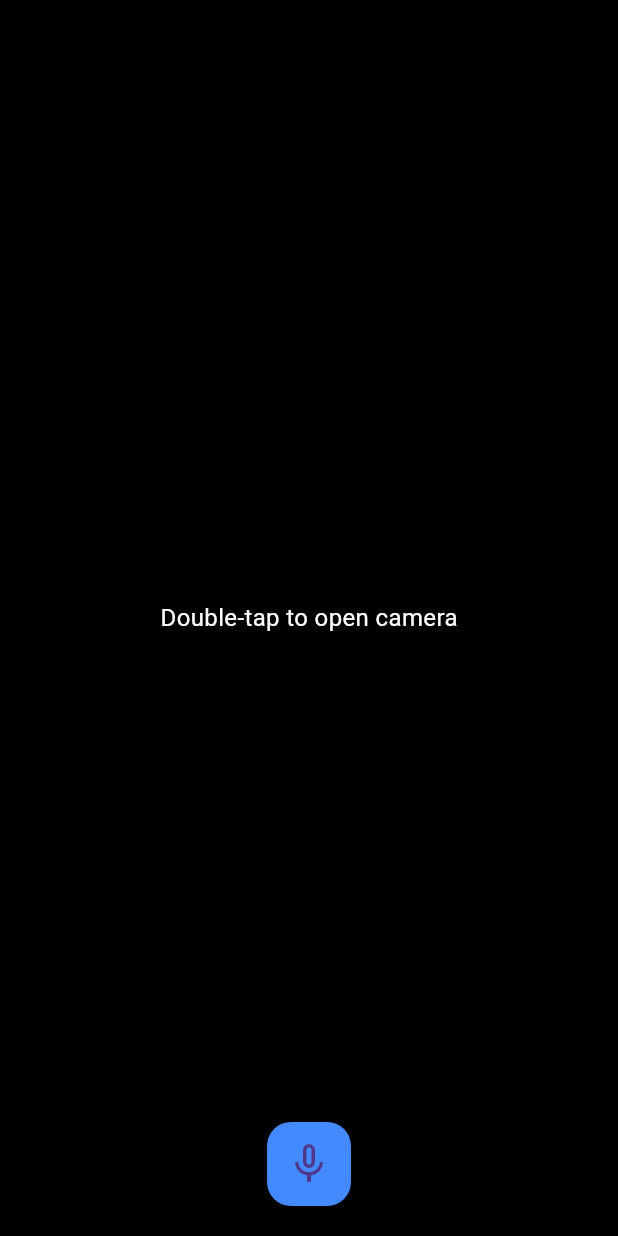
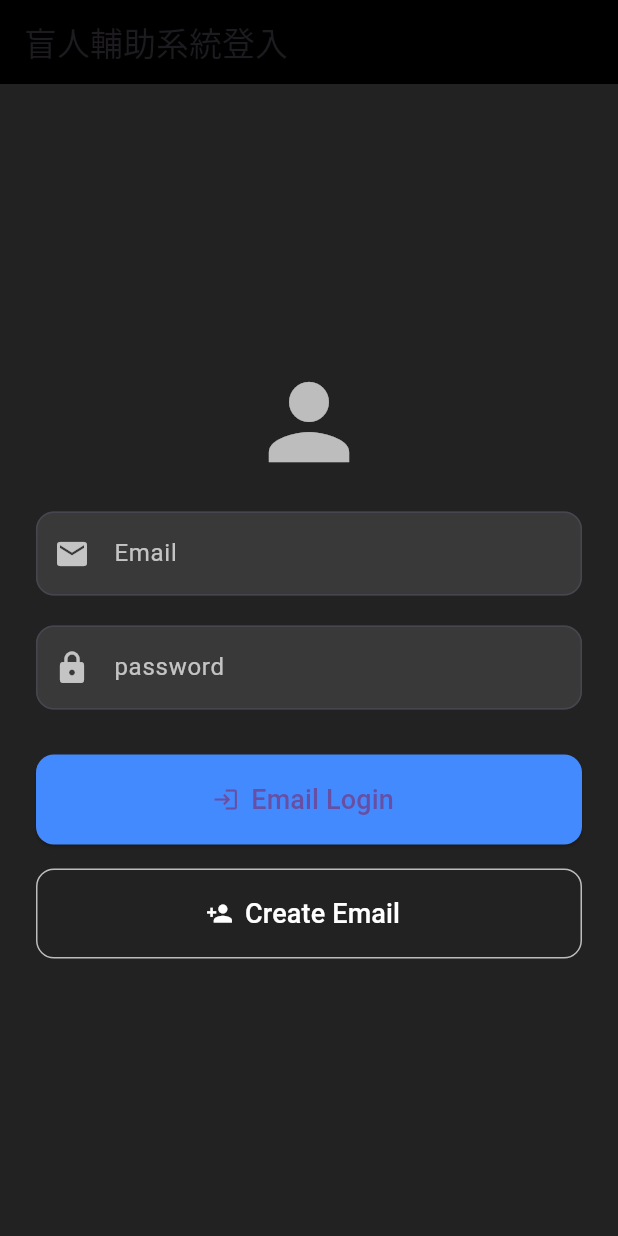
Before and after one commit to Raiden1121/blind_assist_app, a Flutter app: the screen it shows after launch, on a phone screen of 412 x 824 dp. Run offline on Flutter 3.47's test engine with Material 3 defaults, Android fonts, the phone set to English and light mode, and no system bars; our stand-ins replace camera, cloud_firestore, firebase_auth, firebase_core, flutter_tts, location and 1 more; accounts and stored records are empty.

Commit message:
add Email Login Function

```diff
--- a/lib/main.dart
+++ b/lib/main.dart
@@ -1,31 +1,69 @@
+// =======================================================
+// main.dart
+// 這是 Blind Assist App 的主入口檔案
+// 功能：
+// 1️⃣ 初始化 Firebase
+// 2️⃣ 根據是否登入決定顯示 LoginPage 或 AssistHomePage
+// 3️⃣ AssistHomePage：主頁面（包含相機影像、語音輸入、語音播報）
+// =======================================================
+
 import 'package:flutter/material.dart';
 import 'package:firebase_core/firebase_core.dart';
+import 'package:firebase_auth/firebase_auth.dart';
 import 'package:cloud_firestore/cloud_firestore.dart';
 
-import 'package:blind_assist_app/widgets/camera_view.dart';
-import 'package:blind_assist_app/widgets/voice_input.dart';
-import 'package:blind_assist_app/widgets/speech_player.dart';
-import 'package:blind_assist_app/services/mcp_service.dart';
+import 'firebase_options.dart'; // ← flutterfire configure 產生的檔案，用於初始化 Firebase
+import 'package:blind_assist_app/widgets/camera_view.dart'; // 相機畫面
+import 'package:blind_assist_app/widgets/voice_input.dart'; // 語音輸入按鈕
+import 'package:blind_assist_app/widgets/speech_player.dart'; // 語音播放工具
+import 'package:blind_assist_app/services/mcp_service.dart'; // MCP 後端 API 呼叫
+import 'package:blind_assist_app/widgets/login_page.dart'; // 登入／註冊畫面
 
 void main() async {
+  // 確保 Flutter 綁定初始化（執行 async 前必需）
   WidgetsFlutterBinding.ensureInitialized();
-  await Firebase.initializeApp();
+
+  // 初始化 Firebase
+  await Firebase.initializeApp(
+    options: DefaultFirebaseOptions.currentPlatform,
+  );
+
+  // 啟動 Flutter 應用
   runApp(const BlindAssistApp());
 }
 
+/// Flutter 應用主體
 class BlindAssistApp extends StatelessWidget {
   const BlindAssistApp({Key? key}) : super(key: key);
 
   @override
   Widget build(BuildContext context) {
     return MaterialApp(
-      title: 'Blind Assist App',
-      home: const AssistHomePage(),
-      debugShowCheckedModeBanner: false,
+      title: 'Blind Assist App', // 應用程式標題
+      debugShowCheckedModeBanner: false, // 移除 debug 標記
+      home: StreamBuilder<User?>(
+        // 監聽 Firebase 登入狀態
+        stream: FirebaseAuth.instance.authStateChanges(),
+        builder: (context, snapshot) {
+          // 🔄 Firebase 初始化中 → 顯示 loading spinner
+          if (snapshot.connectionState == ConnectionState.waiting) {
+            return const Scaffold(
+              body: Center(child: CircularProgressIndicator()),
+            );
+          }
+          // ✅ 已登入 → 顯示 AssistHomePage
+          if (snapshot.hasData) {
+            return const AssistHomePage();
+          }
+          // ❌ 未登入 → 顯示 LoginPage
+          return const LoginPage();
+        },
+      ),
     );
   }
 }
 
+/// 應用的主畫面
 class AssistHomePage extends StatefulWidget {
   const AssistHomePage({Key? key}) : super(key: key);
 
@@ -34,24 +72,27 @@ class AssistHomePage extends StatefulWidget {
 }
 
 class _AssistHomePageState extends State<AssistHomePage> {
+  // 建立語音播放工具
   final SpeechPlayer speechPlayer = SpeechPlayer();
 
   @override
   void initState() {
     super.initState();
-    Future.delayed(Duration.zero, () async {
-      // ✅ 播放啟動語音
+
+    // 初始化後執行
+    Future.microtask(() async {
+      // 播放啟動語音提示
       await speechPlayer.speak("System started. Monitoring the environment.");
 
-      // ✅ 寫入 Firestore
+      // （示範用）寫入一筆資料到 Firestore
       try {
         await FirebaseFirestore.instance.collection('testCollection').add({
           'timestamp': DateTime.now(),
           'message': 'Hello from Flutter',
         });
-        print("✅ Successfully added to Firestore");
+        print("✅ Added to Firestore");
       } catch (e) {
-        print("🔥 Failed to add to Firestore: $e");
+        print("🔥 Firestore write failed: $e");
       }
     });
   }
@@ -59,17 +100,26 @@ class _AssistHomePageState extends State<AssistHomePage> {
   @override
   Widget build(BuildContext context) {
     return Scaffold(
+      appBar: AppBar(
+        title: const Text('Blind Assist'),
+        actions: [
+          IconButton(
+            icon: const Icon(Icons.logout),
+            onPressed: () async {
+              // 登出 Firebase
+              await FirebaseAuth.instance.signOut();
+            },
+          ),
+        ],
+      ),
       body: Stack(
         children: [
-          const CameraView(),
+          const CameraView(), // 相機畫面
           Align(
             alignment: Alignment.bottomCenter,
             child: VoiceInput(
               onResult: (String text) async {
-                print('🎙 Recognized: $text');
-                ScaffoldMessenger.of(context).showSnackBar(
-                  SnackBar(content: Text('你說：$text')),
-                );
+                // 當語音輸入完成後，處理指令
                 await MCPService.handleUserCommand(text);
               },
             ),
--- /dev/null
+++ b/lib/services/auth_service.dart
@@ -0,0 +1,84 @@
+// =======================================================
+// auth_service.dart
+// ✅ 功能說明：
+// 1️⃣ 提供 Firebase Authentication 的帳號操作封裝
+// 2️⃣ ✅ Email/密碼 註冊 & 登入
+// 3️⃣ ✅ 登出功能
+// 4️⃣ ❌ Google / Apple 登入 → 已註解（暫不啟用）
+// =======================================================
+
+import 'package:firebase_auth/firebase_auth.dart';
+// import 'package:google_sign_in/google_sign_in.dart'; // ✅ 註解掉 Google Sign-in
+// import 'package:sign_in_with_apple/sign_in_with_apple.dart'; // ✅ 註解掉 Apple Sign-in
+
+class AuthService {
+  static final FirebaseAuth _auth = FirebaseAuth.instance; // Firebase Auth 實例
+  // static final GoogleSignIn _googleSignIn = GoogleSignIn(); // ✅ 註解掉 Google Sign-in 實例
+
+  /// 🔄 監聽使用者登入狀態變化
+  static Stream<User?> get authStateChanges => _auth.authStateChanges();
+
+  /// ✅ Email/Password 註冊新帳號
+  /// [email] 使用者 Email
+  /// [password] 使用者密碼
+  /// 回傳：UserCredential（登入憑證）
+  static Future<UserCredential> signUp({
+    required String email,
+    required String password,
+  }) {
+    return _auth.createUserWithEmailAndPassword(
+        email: email, password: password);
+  }
+
+  /// ✅ Email/Password 登入
+  /// [email] 使用者 Email
+  /// [password] 使用者密碼
+  /// 回傳：UserCredential（登入憑證）
+  static Future<UserCredential> signIn({
+    required String email,
+    required String password,
+  }) {
+    return _auth.signInWithEmailAndPassword(email: email, password: password);
+  }
+
+  /*
+  // ❌ Google 登入功能（已註解，不使用）
+  static Future<UserCredential> signInWithGoogle() async {
+    final googleUser = await _googleSignIn.signIn();
+    if (googleUser == null) {
+      throw FirebaseAuthException(
+        code: 'ERROR_ABORTED_BY_USER',
+        message: '使用者取消了 Google 登入',
+      );
+    }
+    final googleAuth = await googleUser.authentication;
+    final credential = GoogleAuthProvider.credential(
+      accessToken: googleAuth.accessToken,
+      idToken: googleAuth.idToken,
+    );
+    return _auth.signInWithCredential(credential);
+  }
+
+  // ❌ Apple 登入功能（已註解，不使用）
+  static Future<UserCredential> signInWithApple() async {
+    final appleCred = await SignInWithApple.getAppleIDCredential(
+      scopes: [
+        AppleIDAuthorizationScopes.email,
+        AppleIDAuthorizationScopes.fullName
+      ],
+    );
+    final oauthCred = OAuthProvider('apple.com').credential(
+      idToken: appleCred.identityToken,
+      accessToken: appleCred.authorizationCode,
+    );
+    return _auth.signInWithCredential(oauthCred);
+  }
+  */
+
+  /// ✅ 登出功能
+  /// （因未使用 Google sign-in → 無需另外登出 Google）
+  static Future<void> signOut() async {
+    // await _googleSignIn.signOut().catchError((_) {}); // ✅ 註解掉 Google signOut
+    await _auth.signOut(); // 登出 Firebase
+  }
+}
--- a/lib/services/mcp_service.dart
+++ b/lib/services/mcp_service.dart
@@ -1,3 +1,11 @@
+// =======================================================
+// mcp_service.dart
+// ✅ 功能說明：
+// 1️⃣ 封裝與 MCP API 的 HTTP 呼叫（含 retry / timeout 機制）
+// 2️⃣ analyzeCameraFrame：送出影像 → 後端辨識 → 播語音
+// 3️⃣ handleUserCommand：送出指令 + 定位 → 後端導航 → 播語音
+// =======================================================
+
 import 'package:http/http.dart' as http;
 import 'dart:convert';
 import 'dart:async';
@@ -6,43 +14,54 @@ import 'package:camera/camera.dart';
 import 'package:blind_assist_app/widgets/speech_player.dart';
 
 class MCPService {
-  static const String apiBase = " ";
-  static final SpeechPlayer speechPlayer = SpeechPlayer();
-  static final Location location = Location();
-  static const int timeoutSeconds = 10;
-  static const int maxRetries = 3;
+  static const String apiBase = " "; // MCP API 基本 URL (⚠️ 請填入實際網址)
+  static final SpeechPlayer speechPlayer = SpeechPlayer(); // 語音播放工具
+  static final Location location = Location(); // 取得使用者定位
+  static const int timeoutSeconds = 10; // 每次 API 呼叫 timeout 秒數
+  static const int maxRetries = 3; // 最多重試次數
 
+  /// 1️⃣ HTTP POST + Retry 機制
+  /// [endpoint]：API 路徑（ex: "/capture_and_analyze_scene"）
+  /// [body]：要傳送的 JSON 資料
+  /// 回傳：Map 格式的 JSON 或 null
   static Future<Map<String, dynamic>?> postWithRetry(
       String endpoint, Map<String, dynamic> body) async {
     int attempt = 0;
     while (attempt < maxRetries) {
       try {
+        // 發送 HTTP POST 請求
         final response = await http
             .post(
-              Uri.parse('$apiBase$endpoint'),
-              headers: {"Content-Type": "application/json"},
-              body: jsonEncode(body),
+              Uri.parse('$apiBase$endpoint'), // 合併 URL
+              headers: {"Content-Type": "application/json"}, // JSON header
+              body: jsonEncode(body), // 編碼 JSON
             )
-            .timeout(Duration(seconds: timeoutSeconds));
+            .timeout(Duration(seconds: timeoutSeconds)); // 設定 timeout
 
         if (response.statusCode == 200) {
+          // ✅ 成功 → 回傳 JSON Map
           return jsonDecode(response.body);
         } else {
           print('Server error: ${response.statusCode}');
           return null;
         }
       } on TimeoutException catch (_) {
+        // ⚠️ 超時 → 重試
         attempt++;
         print('Timeout. Retrying ($attempt/$maxRetries)...');
       } catch (e) {
+        // ⚠️ 其他錯誤 → 重試
         attempt++;
         print('Error: $e. Retrying ($attempt/$maxRetries)...');
       }
     }
+    // ⚠️ 全部重試失敗 → 播放語音錯誤提示
     await speechPlayer.speak("Network error. Please try again later.");
     return null;
   }
 
+  /// 2️⃣ analyzeCameraFrame
+  /// 功能：將相機影像送到 API 分析 → 播放後端回傳的語音內容
   static Future<void> analyzeCameraFrame(CameraImage image) async {
     var response = await postWithRetry("/capture_and_analyze_scene", {});
     if (response != null && response['speech'] != null) {
@@ -50,10 +69,12 @@ class MCPService {
     }
   }
 
+  /// 3️⃣ handleUserCommand
+  /// 功能：將指令 & 定位送到 API → 播放後端回傳的語音導航
   static Future<void> handleUserCommand(String command) async {
-    var locData = await location.getLocation();
+    var locData = await location.getLocation(); // 取得 GPS 位置
     var response = await postWithRetry("/navigate_to_location", {
-      "destination": command,
+      "destination": command, // 目的地（使用者語音輸入）
       "user_location": {
         "lat": locData.latitude,
         "lng": locData.longitude,
--- /dev/null
+++ b/lib/widgets/login_page.dart
@@ -0,0 +1,163 @@
+// =======================================================
+// login_page.dart
+// 此檔案實作「登入／註冊畫面」
+// ✅ 功能：
+// 1️⃣ 使用 Email / 密碼登入 Firebase
+// 2️⃣ 使用 Email / 密碼註冊新帳號
+// 3️⃣ 顯示登入／註冊過程的錯誤與 loading 狀態
+// =======================================================
+
+import 'package:flutter/material.dart';
+import 'package:blind_assist_app/services/auth_service.dart'; // 認證服務（自定義 AuthService）
+
+class LoginPage extends StatefulWidget {
+  const LoginPage({Key? key}) : super(key: key);
+
+  @override
+  State<LoginPage> createState() => _LoginPageState();
+}
+
+class _LoginPageState extends State<LoginPage> {
+  final _emailCtrl = TextEditingController(); // Email 輸入控制器
+  final _pwdCtrl = TextEditingController(); // 密碼輸入控制器
+  bool _loading = false; // 是否正在處理（登入／註冊中）
+  String? _error; // 儲存錯誤訊息
+
+  /// 提交表單
+  /// [signUp]：若為 true 則執行註冊，否則執行登入
+  Future<void> _submit({required bool signUp}) async {
+    setState(() {
+      _loading = true; // 顯示 loading spinner
+      _error = null; // 清空之前的錯誤
+    });
+    try {
+      if (signUp) {
+        // ✅ 註冊帳號
+        await AuthService.signUp(
+          email: _emailCtrl.text.trim(),
+          password: _pwdCtrl.text.trim(),
+        );
+      } else {
+        // ✅ 登入帳號
+        await AuthService.signIn(
+          email: _emailCtrl.text.trim(),
+          password: _pwdCtrl.text.trim(),
+        );
+      }
+    } catch (e) {
+      // 捕捉錯誤 → 顯示錯誤訊息
+      setState(() => _error = e.toString());
+    } finally {
+      setState(() => _loading = false); // 處理完畢
+    }
+  }
+
+  @override
+  Widget build(BuildContext context) {
+    return Scaffold(
+      backgroundColor: Colors.black87, // ✅ 整體背景：深色
+      appBar: AppBar(
+        title: const Text('盲人輔助系統登入'), // App 標題
+        backgroundColor: Colors.black,
+      ),
+      body: Padding(
+        padding: const EdgeInsets.all(24),
+        child: Center(
+          child: SingleChildScrollView(
+            child: Column(
+              children: [
+                // 頭像圖示
+                Icon(Icons.person, size: 80, color: Colors.white70),
+                const SizedBox(height: 20),
+                // Email 輸入框
+                TextField(
+                  controller: _emailCtrl,
+                  style: const TextStyle(color: Colors.white),
+                  decoration: InputDecoration(
+                    filled: true,
+                    fillColor: Colors.white10,
+                    prefixIcon: const Icon(Icons.email, color: Colors.white70),
+                    labelText: 'Email',
+                    labelStyle: const TextStyle(color: Colors.white70),
+                    border: OutlineInputBorder(
+                      borderRadius: BorderRadius.circular(12),
+                    ),
+                  ),
+                ),
+                const SizedBox(height: 20),
+                // 密碼輸入框
+                TextField(
+                  controller: _pwdCtrl,
+                  obscureText: true, // 密碼隱藏
+                  style: const TextStyle(color: Colors.white),
+                  decoration: InputDecoration(
+                    filled: true,
+                    fillColor: Colors.white10,
+                    prefixIcon: const Icon(Icons.lock, color: Colors.white70),
+                    labelText: 'password',
+                    labelStyle: const TextStyle(color: Colors.white70),
+                    border: OutlineInputBorder(
+                      borderRadius: BorderRadius.circular(12),
+                    ),
+                  ),
+                ),
+                if (_error != null) ...[
+                  const SizedBox(height: 12),
+                  // 錯誤訊息
+                  Text(
+                    _error!,
+                    style:
+                        const TextStyle(color: Colors.redAccent, fontSize: 14),
+                  ),
+                ],
+                const SizedBox(height: 30),
+                // 若正在處理 → 顯示 loading spinner
+                _loading
+                    ? const CircularProgressIndicator(color: Colors.white)
+                    : Column(
+                        children: [
+                          // 登入按鈕
+                          ElevatedButton.icon(
+                            onPressed: () => _submit(signUp: false),
+                            icon: const Icon(Icons.login),
+                            label: const Text(
+                              'Email Login',
+                              style: TextStyle(fontSize: 18),
+                            ),
+                            style: ElevatedButton.styleFrom(
+                              backgroundColor: Colors.blueAccent,
+                              minimumSize: const Size(double.infinity, 60),
+                              shape: RoundedRectangleBorder(
+                                borderRadius: BorderRadius.circular(12),
+                              ),
+                            ),
+                          ),
+                          const SizedBox(height: 16),
+                          // 註冊按鈕
+                          OutlinedButton.icon(
+                            onPressed: () => _submit(signUp: true),
+                            icon: const Icon(Icons.person_add,
+                                color: Colors.white),
+                            label: const Text(
+                              'Create Email',
+                              style:
+                                  TextStyle(fontSize: 18, color: Colors.white),
+                            ),
+                            style: OutlinedButton.styleFrom(
+                              side: const BorderSide(color: Colors.white70),
+                              minimumSize: const Size(double.infinity, 60),
+                              shape: RoundedRectangleBorder(
+                                borderRadius: BorderRadius.circular(12),
+                              ),
+                            ),
+                          ),
+                        ],
+                      ),
+              ],
+            ),
+          ),
+        ),
+      ),
+    );
+  }
+}
--- a/lib/widgets/voice_input.dart
+++ b/lib/widgets/voice_input.dart
@@ -1,10 +1,20 @@
+// =======================================================
+// voice_input.dart
+// 此檔案實作「語音輸入元件」
+// ✅ 功能：
+// 1️⃣ 持續背景偵聽「喚醒字」（wake word，例如 "hey assistant"）
+// 2️⃣ 被喚醒後 → 進入「語音指令」模式
+// 3️⃣ 也可透過「長按」進入語音錄音（PTT 模式）
+// 4️⃣ 將語音結果傳給外部 callback（onResult）
+// =======================================================
+
 import 'package:flutter/material.dart';
 import 'package:speech_to_text/speech_to_text.dart' as stt;
 import 'package:speech_to_text/speech_recognition_result.dart';
 import 'package:blind_assist_app/widgets/speech_player.dart';
 
 class VoiceInput extends StatefulWidget {
-  final Function(String) onResult;
+  final Function(String) onResult; // callback：當有語音輸入結果時回傳
   const VoiceInput({Key? key, required this.onResult}) : super(key: key);
 
   @override
@@ -12,55 +22,58 @@ class VoiceInput extends StatefulWidget {
 }
 
 class _VoiceInputState extends State<VoiceInput> {
-  late stt.SpeechToText _speech;
-  final SpeechPlayer _speechPlayer = SpeechPlayer();
+  late stt.SpeechToText _speech; // 語音辨識實例
+  final SpeechPlayer _speechPlayer = SpeechPlayer(); // 語音播報工具
 
   bool _isListening = false; // 是否正在錄音（PTT 或命令模式）
-  bool _awake = false; // 喚醒字已觸發，正在命令偵聽
-  final String wakeWord = "hey assistant";
+  bool _awake = false; // 是否已被喚醒（偵測到 wake word）
+  final String wakeWord = "hey assistant"; // 設定喚醒字
 
   @override
   void initState() {
     super.initState();
-    _speech = stt.SpeechToText();
-    _initWakeWordListening(); // 一進來就啟動背景喚醒字偵聽
+    _speech = stt.SpeechToText(); // 建立語音辨識實例
+    _initWakeWordListening(); // 一進入頁面就啟動「背景喚醒字偵聽」
   }
 
-  /// 1. 背景持續偵聽「wake word」
+  /// 1️⃣ 持續背景偵聽「wake word」
   void _initWakeWordListening() async {
     bool available = await _speech.initialize(
       onStatus: (status) {
-        // 當 listen 完成（如因為 stop()），且不在錄音或命令模式，就自動重啟
+        // 當偵聽結束（status == done），且目前沒有錄音／命令 → 重新啟動背景偵聽
         if (status == 'done' && !_isListening && !_awake) {
           _initWakeWordListening();
         }
       },
       onError: (err) {
-        // 初始化或偵聽錯誤時可以在此處 log
+        // 👉 這裡可以印出 log 或處理錯誤
       },
     );
     if (!available) return;
+
+    // 開始背景聽寫（partialResults: true → 持續更新文字）
     _speech.listen(
-      onResult: _onWakeResult,
+      onResult: _onWakeResult, // 當有語音結果時處理
       partialResults: true,
       listenMode: stt.ListenMode.dictation,
-      localeId: 'en_US',
+      localeId: 'en_US', // 語系：美式英文
       cancelOnError: true,
     );
   }
 
-  /// 2. 處理背景偵聽結果，若抓到 wake word 就喚醒
+  /// 2️⃣ 處理背景偵聽結果
+  /// 👉 如果偵測到 wake word → 進入「喚醒狀態」
   void _onWakeResult(SpeechRecognitionResult result) {
     final text = result.recognizedWords.toLowerCase();
     if (!_awake && text.contains(wakeWord)) {
       _awake = true;
-      _speech.stop(); // 停掉背景偵聽
-      _speechPlayer.speak("Yes?"); // 播放回饋提示
-      _startCommandListening(); // 進入一次完整命令偵聽
+      _speech.stop(); // 停止背景聽寫
+      _speechPlayer.speak("Yes?"); // 播放提示音
+      _startCommandListening(); // 進入語音指令模式
     }
   }
 
-  /// 3. 喚醒後的完整命令聆聽（finalResult）
+  /// 3️⃣ 進入語音指令模式
   void _startCommandListening() async {
     setState(() => _isListening = true);
     bool available = await _speech.initialize();
@@ -71,8 +84,8 @@ class _VoiceInputState extends State<VoiceInput> {
     _speech.listen(
       onResult: (SpeechRecognitionResult res) {
         if (res.finalResult) {
-          widget.onResult(res.recognizedWords.trim());
-          _stopCommandListening();
+          widget.onResult(res.recognizedWords.trim()); // 把結果傳給外部 callback
+          _stopCommandListening(); // 結束指令偵聽
         }
       },
       partialResults: false,
@@ -82,14 +95,15 @@ class _VoiceInputState extends State<VoiceInput> {
     );
   }
 
+  /// 停止指令偵聽
   void _stopCommandListening() {
     _speech.stop();
     _resetToWakeWord();
   }
 
-  /// 4. PTT 模式：長按錄音
+  /// 4️⃣ 長按錄音（PTT 模式）
   void _startHoldListening() async {
-    await _speech.stop(); // 暫停任何現有聽寫
+    await _speech.stop(); // 先停掉任何舊的偵聽
     setState(() => _isListening = true);
     bool available = await _speech.initialize();
     if (!available) {
@@ -99,8 +113,8 @@ class _VoiceInputState extends State<VoiceInput> {
     _speech.listen(
       onResult: (SpeechRecognitionResult res) {
         if (res.finalResult) {
-          widget.onResult(res.recognizedWords.trim());
-          _stopHoldListening();
+          widget.onResult(res.recognizedWords.trim()); // 傳出結果
+          _stopHoldListening(); // 結束 PTT 錄音
         }
       },
       partialResults: false,
@@ -110,12 +124,13 @@ class _VoiceInputState extends State<VoiceInput> {
     );
   }
 
+  /// 停止 PTT 錄音
   void _stopHoldListening() {
     _speech.stop();
     _resetToWakeWord();
   }
 
-  /// 重設狀態並回到背景喚醒字偵聽
+  /// 5️⃣ 重設狀態 → 回到「背景喚醒字偵聽」
   void _resetToWakeWord() {
     setState(() {
       _isListening = false;
@@ -129,12 +144,12 @@ class _VoiceInputState extends State<VoiceInput> {
     return Padding(
       padding: const EdgeInsets.all(20),
       child: Listener(
-        onPointerDown: (_) => _startHoldListening(),
-        onPointerUp: (_) => _stopHoldListening(),
-        onPointerCancel: (_) => _stopHoldListening(),
+        onPointerDown: (_) => _startHoldListening(), // 手指按下 → 開始錄音
+        onPointerUp: (_) => _stopHoldListening(), // 手指放開 → 停止錄音
+        onPointerCancel: (_) => _stopHoldListening(), // 手指被取消（滑出按鈕區域）
         child: FloatingActionButton(
           backgroundColor: _isListening ? Colors.redAccent : Colors.blueAccent,
-          onPressed: () {}, // 真正的錄音由 Listener 控制
+          onPressed: () {}, // 👉 按鈕點擊事件不處理（用 Listener 控制）
           child: Icon(
             _isListening ? Icons.mic : Icons.mic_none,
             size: 32,
--- a/pubspec.yaml
+++ b/pubspec.yaml
@@ -18,6 +18,7 @@ dependencies:
   firebase_core: ^3.12.1
   firebase_auth: ^5.5.3
   cloud_firestore: ^5.6.7
+  google_sign_in: ^6.1.5
 
 
 
```
Also changed, not shown: lib/widgets/camera_view.dart (+44 -27 lines), lib/widgets/speech_player.dart (+15 -0 lines), assets/google_logo.png (added), firebase.json (added), lib/firebase_options.dart (added), 8 other files.
